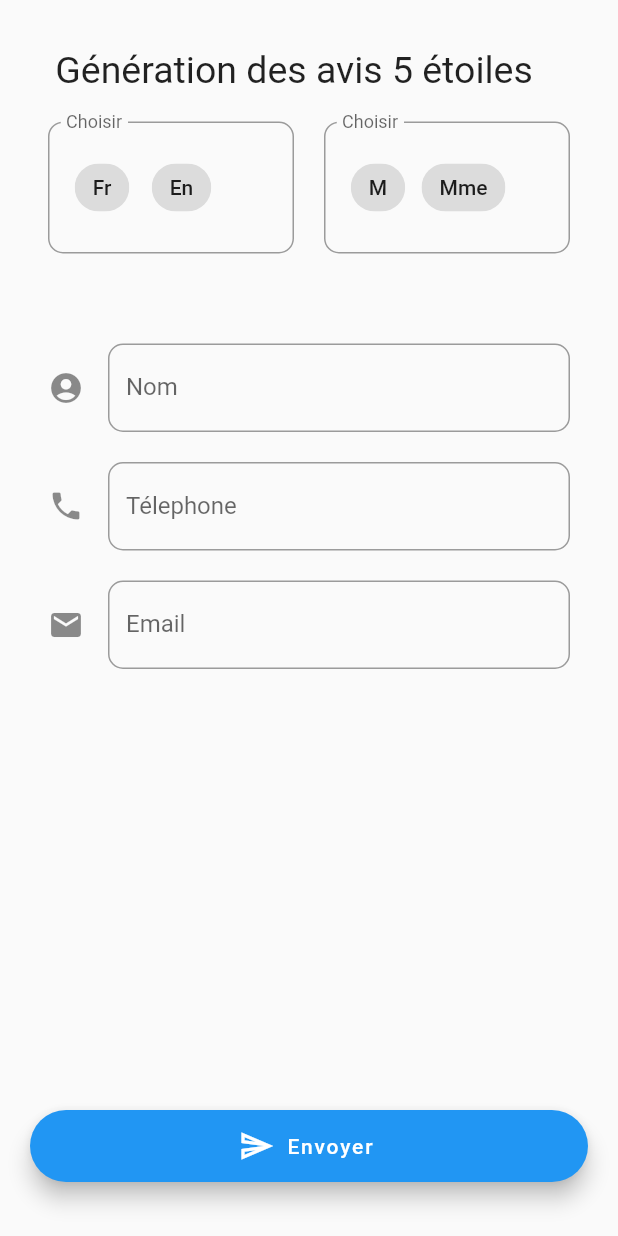
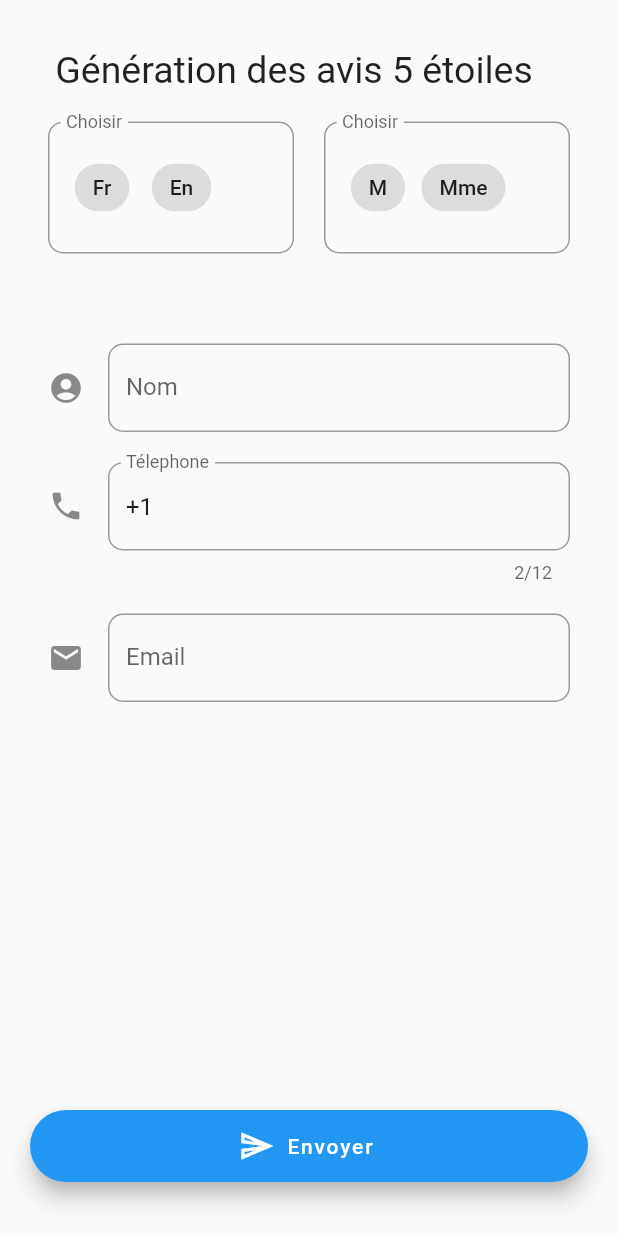
Before and after one commit to gblhatim/final, a Flutter app: the AvisGoo screen opened directly, on a phone screen of 412 x 824 dp. Run offline on Flutter 3.47's test engine with Material 2 defaults, Android fonts, the light colour scheme and no system bars; drawn by our look-alikes of flutter_form_builder; our stand-ins replace flutter_login, hexcolor.

Commit message:
relatively fixed the phone number problem.

```diff
--- a/lib/home_page.dart
+++ b/lib/home_page.dart
@@ -95,6 +95,8 @@ class AvisGoo extends StatelessWidget {
                       ),
                       FormBuilderTextField(
                         name: 'textfield2',
+                        initialValue: "+1",
+                        maxLength: 12,
                         decoration: InputDecoration(
                             hintText: 'Entrer le numéro de téléphone',
                             hintStyle: TextStyle(fontSize: 12),
@@ -108,7 +110,8 @@ class AvisGoo extends StatelessWidget {
                                     BorderRadius.all(Radius.circular(10.0)))),
                         validator: FormBuilderValidators.compose([
                           FormBuilderValidators.required(context),
-                          FormBuilderValidators.numeric(context)
+                          FormBuilderValidators.numeric(context),
+                          FormBuilderValidators.minLength(context, 12),
                         ]),
                       ),
                       FormBuilderTextField(
@@ -125,7 +128,6 @@ class AvisGoo extends StatelessWidget {
                                 borderRadius:
                                     BorderRadius.all(Radius.circular(10.0)))),
                         validator: FormBuilderValidators.compose([
-                          FormBuilderValidators.required(context),
                           FormBuilderValidators.email(context),
                         ]),
                       ),
```
